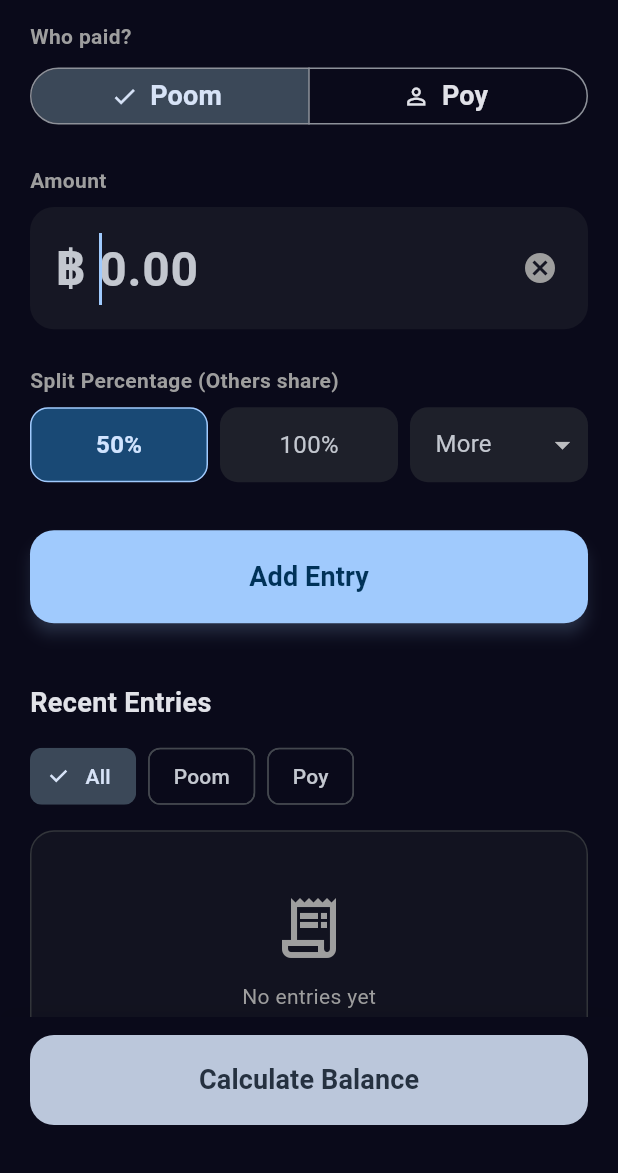
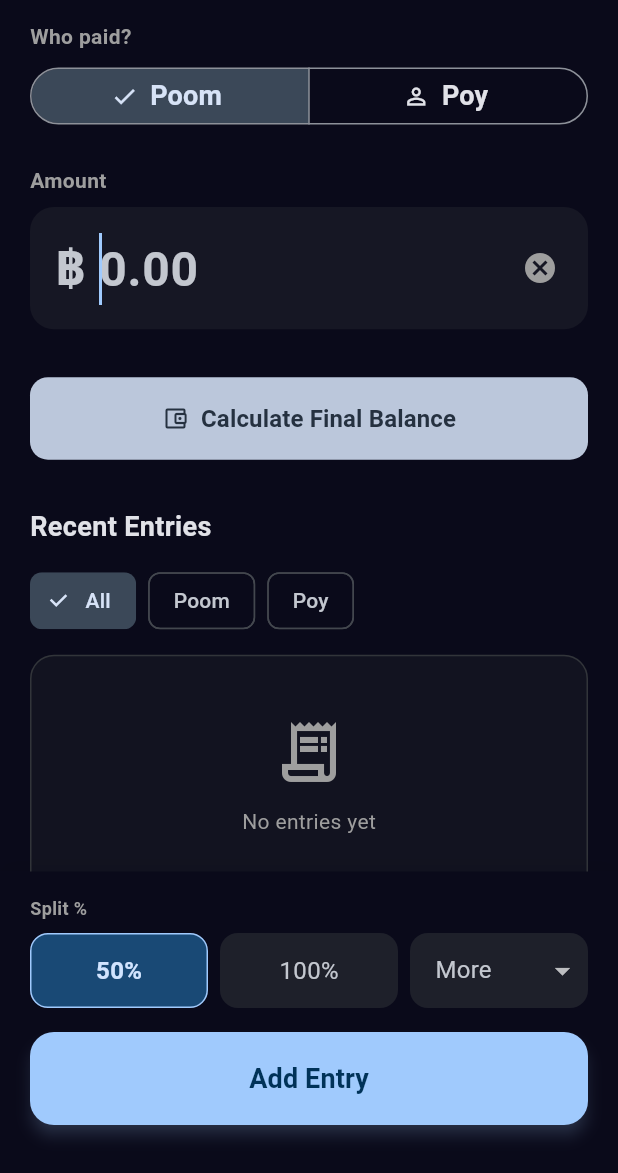
Before and after one commit to tppoom/PayMe, a Flutter app: the screen it shows after launch, on a phone screen of 412 x 824 dp, the part 63-1236 px from its top. Run offline on Flutter 3.47's test engine with Material 3 defaults, Android fonts, the phone set to English and light mode, and no system bars; our stand-ins replace shared_preferences.

```diff
--- a/lib/screens/home_screen.dart
+++ b/lib/screens/home_screen.dart
@@ -171,28 +171,19 @@ class _HomeScreenState extends State<HomeScreen> {
                     style: const TextStyle(fontSize: 32, fontWeight: FontWeight.bold),
                     autofocus: true,
                   ),
-                  const SizedBox(height: 24),
-                  const Text('Split Percentage (Others share)', style: TextStyle(fontWeight: FontWeight.w600, fontSize: 14, color: Colors.grey)),
-                  const SizedBox(height: 8),
-                  PercentageSelector(
-                    selectedPercentage: _selectedPercentage,
-                    onPercentageChanged: (pct) {
-                      HapticFeedback.selectionClick();
-                      setState(() => _selectedPercentage = pct);
-                    },
+                  const SizedBox(height: 32),
+                  FilledButton.icon(
+                    onPressed: _showResult,
+                    icon: const Icon(Icons.account_balance_wallet_outlined),
+                    label: const Text('Calculate Final Balance', style: TextStyle(fontSize: 16, fontWeight: FontWeight.bold)),
+                    style: FilledButton.styleFrom(
+                      backgroundColor: Theme.of(context).colorScheme.secondary,
+                      foregroundColor: Theme.of(context).colorScheme.onSecondary,
+                      padding: const EdgeInsets.symmetric(vertical: 16),
+                      shape: RoundedRectangleBorder(borderRadius: BorderRadius.circular(12)),
+                    ),
                   ),
                   const SizedBox(height: 32),
-                  FilledButton(
-                    onPressed: _addEntry,
-                    style: FilledButton.styleFrom(
-                      padding: const EdgeInsets.symmetric(vertical: 18),
-                      shape: RoundedRectangleBorder(borderRadius: BorderRadius.circular(16)),
-                      elevation: 4,
-                      shadowColor: Theme.of(context).colorScheme.primary.withValues(alpha: 0.4),
-                    ),
-                    child: const Text('Add Entry', style: TextStyle(fontSize: 18, fontWeight: FontWeight.bold)),
-                  ),
-                  const SizedBox(height: 40),
                   const Text('Recent Entries', style: TextStyle(fontWeight: FontWeight.bold, fontSize: 18)),
                   const SizedBox(height: 12),
                   SingleChildScrollView(
@@ -226,7 +217,7 @@ class _HomeScreenState extends State<HomeScreen> {
             ),
           ),
           Container(
-            padding: const EdgeInsets.fromLTRB(20, 12, 20, 32),
+            padding: const EdgeInsets.fromLTRB(20, 16, 20, 32),
             decoration: BoxDecoration(
               color: Theme.of(context).colorScheme.surface,
               boxShadow: [
@@ -237,15 +228,31 @@ class _HomeScreenState extends State<HomeScreen> {
                 ),
               ],
             ),
-            child: FilledButton(
-              onPressed: _showResult,
-              style: FilledButton.styleFrom(
-                backgroundColor: Theme.of(context).colorScheme.secondary,
-                foregroundColor: Theme.of(context).colorScheme.onSecondary,
-                minimumSize: const Size.fromHeight(60),
-                shape: RoundedRectangleBorder(borderRadius: BorderRadius.circular(16)),
-              ),
-              child: const Text('Calculate Balance', style: TextStyle(fontSize: 18, fontWeight: FontWeight.bold)),
+            child: Column(
+              mainAxisSize: MainAxisSize.min,
+              crossAxisAlignment: CrossAxisAlignment.stretch,
+              children: [
+                const Text('Split %', style: TextStyle(fontWeight: FontWeight.w600, fontSize: 12, color: Colors.grey)),
+                const SizedBox(height: 8),
+                PercentageSelector(
+                  selectedPercentage: _selectedPercentage,
+                  onPercentageChanged: (pct) {
+                    HapticFeedback.selectionClick();
+                    setState(() => _selectedPercentage = pct);
+                  },
+                ),
+                const SizedBox(height: 16),
+                FilledButton(
+                  onPressed: _addEntry,
+                  style: FilledButton.styleFrom(
+                    padding: const EdgeInsets.symmetric(vertical: 18),
+                    shape: RoundedRectangleBorder(borderRadius: BorderRadius.circular(16)),
+                    elevation: 4,
+                    shadowColor: Theme.of(context).colorScheme.primary.withValues(alpha: 0.4),
+                  ),
+                  child: const Text('Add Entry', style: TextStyle(fontSize: 18, fontWeight: FontWeight.bold)),
+                ),
+              ],
             ),
           ),
         ],
--- a/pubspec.yaml
+++ b/pubspec.yaml
@@ -1,5 +1,5 @@
-name: pay_me
-description: "A new Flutter project."
+name: payme
+description: "A simple, fast, and minimal mobile app for splitting expenses."
 # The following line prevents the package from being accidentally published to
 # pub.dev using `flutter pub publish`. This is preferred for private packages.
 publish_to: 'none' # Remove this line if you wish to publish to pub.dev
```
Also changed, not shown: 15 other files.
